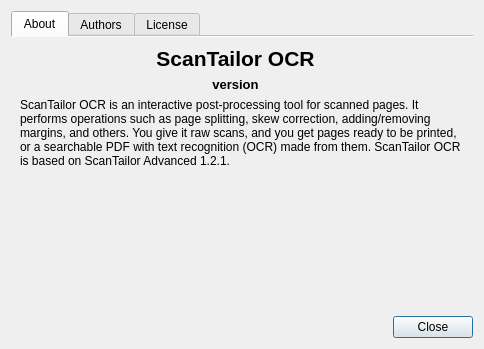
Before: the Qt Designer form src/app/AboutDialog.ui in 2ndmax/scantailor-ocr, drawn with Qt 5.
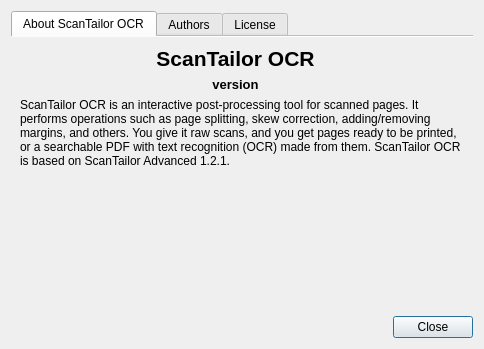
After: the same form once the commit is applied. Icons and pictures are not drawn.

What changed in the file:
```diff
--- a/src/app/AboutDialog.ui
+++ b/src/app/AboutDialog.ui
@@ -24,7 +24,7 @@
      </property>
      <widget class="QWidget" name="tab">
       <attribute name="title">
-       <string>About</string>
+       <string>About ScanTailor OCR</string>
       </attribute>
       <layout class="QGridLayout" name="gridLayout">
        <item row="3" column="0" colspan="2">
```
